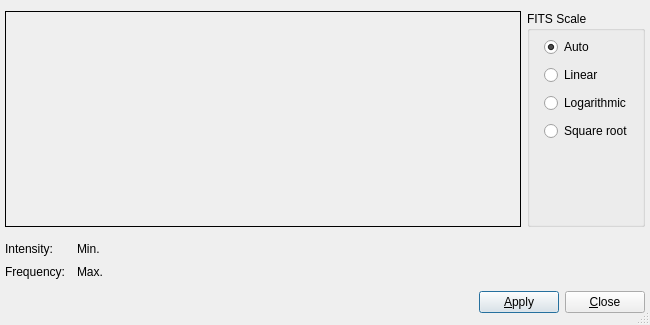
This is kstars/fitsviewer/fitshistogramui.ui in KDE/kstars as Qt 5 draws it before an edit. The edited form follows.
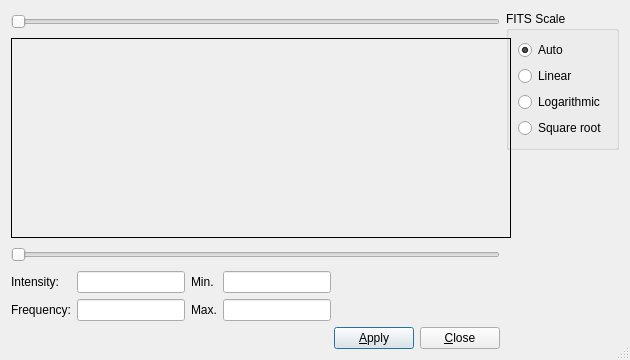
This is the edited form. Custom widgets are drawn as their Qt base class.

Diff of the .ui file:
```diff
--- a/kstars/fitsviewer/fitshistogramui.ui
+++ b/kstars/fitsviewer/fitshistogramui.ui
@@ -6,8 +6,8 @@
    <rect>
     <x>0</x>
     <y>0</y>
-    <width>650</width>
-    <height>325</height>
+    <width>630</width>
+    <height>360</height>
    </rect>
   </property>
   <property name="sizePolicy">
@@ -18,14 +18,14 @@
   </property>
   <property name="minimumSize">
    <size>
-    <width>650</width>
+    <width>610</width>
     <height>325</height>
    </size>
   </property>
   <property name="maximumSize">
    <size>
-    <width>650</width>
-    <height>325</height>
+    <width>630</width>
+    <height>425</height>
    </size>
   </property>
   <property name="windowTitle">
@@ -34,19 +34,20 @@
   <property name="sizeGripEnabled">
    <bool>true</bool>
   </property>
-  <layout class="QVBoxLayout">
-   <property name="spacing">
-    <number>6</number>
-   </property>
-   <property name="margin">
-    <number>5</number>
-   </property>
-   <item>
-    <layout class="QGridLayout" name="gridLayout">
-     <property name="margin">
-      <number>0</number>
-     </property>
+  <layout class="QGridLayout" name="gridLayout_2">
      <item row="0" column="0">
+    <layout class="QVBoxLayout" name="verticalLayout">
+     <item>
+      <widget class="QSlider" name="maxSlider">
+       <property name="orientation">
+        <enum>Qt::Horizontal</enum>
+       </property>
+       <property name="invertedAppearance">
+        <bool>false</bool>
+       </property>
+      </widget>
+     </item>
+     <item>
       <widget class="histDrawArea" name="histFrame">
        <property name="sizePolicy">
         <sizepolicy hsizetype="Fixed" vsizetype="Preferred">
@@ -56,14 +57,14 @@
        </property>
        <property name="minimumSize">
         <size>
-         <width>516</width>
-         <height>216</height>
+         <width>500</width>
+         <height>200</height>
         </size>
        </property>
        <property name="maximumSize">
         <size>
-         <width>516</width>
-         <height>216</height>
+         <width>500</width>
+         <height>200</height>
         </size>
        </property>
        <property name="frameShape">
@@ -77,7 +78,18 @@
        </property>
       </widget>
      </item>
+     <item>
+      <widget class="QSlider" name="minSlider">
+       <property name="orientation">
+        <enum>Qt::Horizontal</enum>
+       </property>
+      </widget>
+     </item>
+    </layout>
+   </item>
      <item row="0" column="1">
+    <layout class="QVBoxLayout" name="verticalLayout_2">
+     <item>
       <widget class="QGroupBox" name="FITSScaleGroup">
        <property name="sizePolicy">
         <sizepolicy hsizetype="Preferred" vsizetype="Preferred">
@@ -94,15 +106,9 @@
        <property name="title">
         <string>FITS Scale</string>
        </property>
+       <layout class="QGridLayout" name="gridLayout">
+        <item row="0" column="0">
        <widget class="QRadioButton" name="autoR">
-        <property name="geometry">
-         <rect>
-          <x>17</x>
-          <y>25</y>
-          <width>63</width>
-          <height>22</height>
-         </rect>
-        </property>
         <property name="text">
          <string>Auto</string>
         </property>
@@ -110,50 +116,47 @@
          <bool>true</bool>
         </property>
        </widget>
-       <widget class="QRadioButton" name="linearR">
-        <property name="geometry">
-         <rect>
-          <x>17</x>
-          <y>53</y>
-          <width>72</width>
-          <height>22</height>
-         </rect>
-        </property>
-        <property name="text">
-         <string>Linear</string>
-        </property>
-       </widget>
+        </item>
+        <item row="2" column="0">
        <widget class="QRadioButton" name="logR">
-        <property name="geometry">
-         <rect>
-          <x>17</x>
-          <y>81</y>
-          <width>111</width>
-          <height>22</height>
-         </rect>
-        </property>
         <property name="text">
          <string>Logarithmic</string>
         </property>
        </widget>
+        </item>
+        <item row="3" column="0">
        <widget class="QRadioButton" name="sqrtR">
-        <property name="geometry">
-         <rect>
-          <x>17</x>
-          <y>109</y>
-          <width>110</width>
-          <height>22</height>
-         </rect>
-        </property>
         <property name="text">
          <string>Square root</string>
         </property>
        </widget>
+        </item>
+        <item row="1" column="0">
+         <widget class="QRadioButton" name="linearR">
+          <property name="text">
+           <string>Linear</string>
+          </property>
       </widget>
      </item>
     </layout>
+      </widget>
    </item>
    <item>
+      <spacer name="verticalSpacer">
+       <property name="orientation">
+        <enum>Qt::Vertical</enum>
+       </property>
+       <property name="sizeHint" stdset="0">
+        <size>
+         <width>20</width>
+         <height>40</height>
+        </size>
+       </property>
+      </spacer>
+     </item>
+    </layout>
+   </item>
+   <item row="1" column="0">
     <layout class="QGridLayout">
      <property name="margin">
       <number>0</number>
@@ -169,7 +172,7 @@
       </widget>
      </item>
      <item row="0" column="1">
-      <widget class="KLineEdit" name="intensityOUT" native="true">
+      <widget class="KLineEdit" name="intensityOUT">
        <property name="sizePolicy">
         <sizepolicy hsizetype="Preferred" vsizetype="Fixed">
          <horstretch>0</horstretch>
@@ -198,7 +201,7 @@
       </spacer>
      </item>
      <item row="0" column="3">
-      <widget class="KLineEdit" name="minOUT" native="true">
+      <widget class="KLineEdit" name="minOUT">
        <property name="sizePolicy">
         <sizepolicy hsizetype="Preferred" vsizetype="Fixed">
          <horstretch>0</horstretch>
@@ -215,7 +218,7 @@
       </widget>
      </item>
      <item row="1" column="1">
-      <widget class="KLineEdit" name="frequencyOUT" native="true">
+      <widget class="KLineEdit" name="frequencyOUT">
        <property name="sizePolicy">
         <sizepolicy hsizetype="Preferred" vsizetype="Fixed">
          <horstretch>0</horstretch>
@@ -242,7 +245,7 @@
       </widget>
      </item>
      <item row="1" column="3">
-      <widget class="KLineEdit" name="maxOUT" native="true">
+      <widget class="KLineEdit" name="maxOUT">
        <property name="sizePolicy">
         <sizepolicy hsizetype="Preferred" vsizetype="Fixed">
          <horstretch>0</horstretch>
@@ -253,7 +256,7 @@
      </item>
     </layout>
    </item>
-   <item>
+   <item row="2" column="0">
     <layout class="QHBoxLayout">
      <property name="spacing">
       <number>6</number>
@@ -305,17 +308,18 @@
   </layout>
  </widget>
  <customwidgets>
+  <customwidget>
+   <class>KLineEdit</class>
+   <extends>QLineEdit</extends>
+   <header>klineedit.h</header>
+   <container>1</container>
+  </customwidget>
   <customwidget>
    <class>histDrawArea</class>
    <extends>QFrame</extends>
    <header>fitsviewer/fitshistogramdraw.h</header>
    <container>1</container>
   </customwidget>
-  <customwidget>
-   <class>KLineEdit</class>
-   <extends>QWidget</extends>
-   <header>klineedit.h</header>
-  </customwidget>
  </customwidgets>
  <resources/>
  <connections>
```
Left out of the diff: 4 changed lines with no effect on the pictures. Lines whose indentation alone changed are shown as unchanged.
